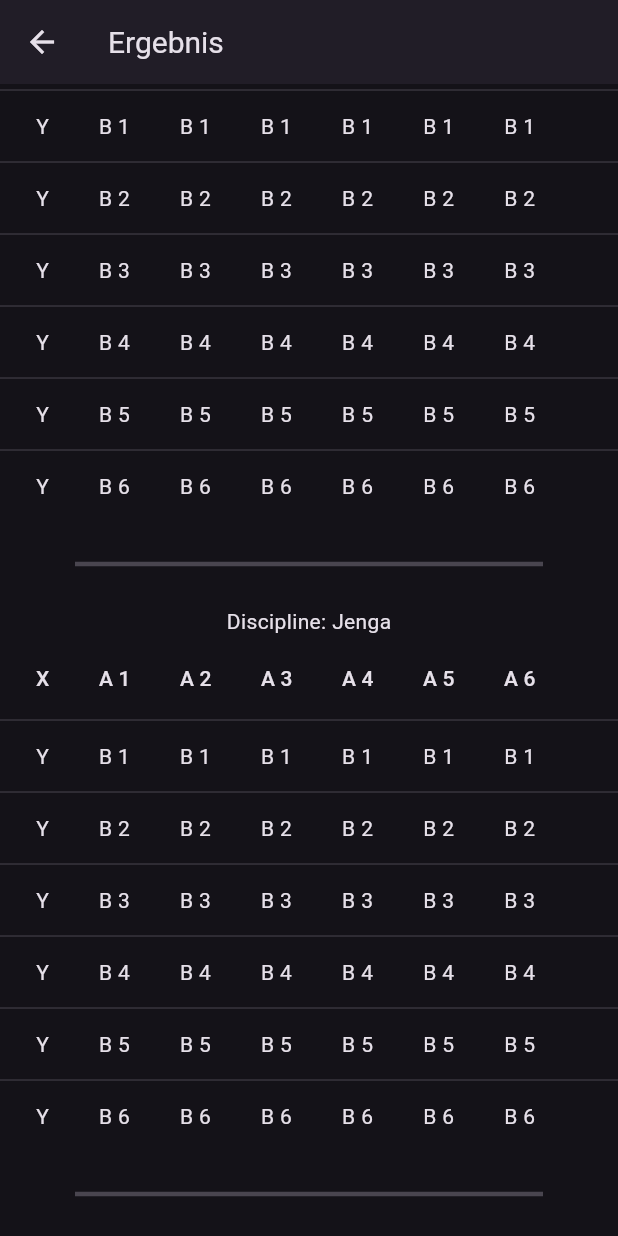
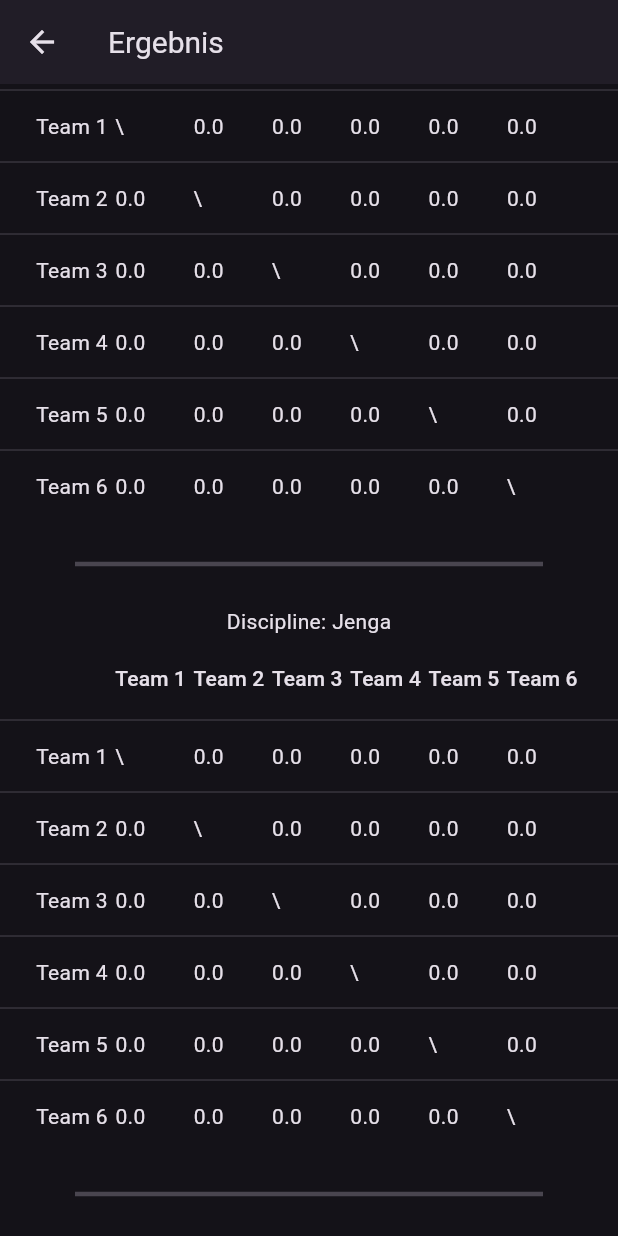
Before and after one commit to PhoenixFlyy/MiniOlympiade, a Flutter app: the ResultScreen screen opened directly, scrolled down 1772 dp, on a phone screen of 412 x 824 dp. Run offline on Flutter 3.47's test engine with Material 2 defaults, Android fonts, the phone set to English and light mode, and no system bars; our stand-ins replace audioplayers, firebase_core, firebase_database, shared_preferences; accounts and stored records are empty.

Commit message:
DataTableByDiscipline

```diff
--- a/winter_olympiade/lib/ResultScreen.dart
+++ b/winter_olympiade/lib/ResultScreen.dart
@@ -1,4 +1,5 @@
 import 'package:flutter/material.dart';
+import 'package:winter_olympiade/utils/GetMatchDetails.dart';
 import 'package:winter_olympiade/utils/MatchDetails.dart';
 
 class ResultScreen extends StatefulWidget {
@@ -35,22 +36,57 @@ class _ResultScreenState extends State<ResultScreen> {
                     dataRowMinHeight: 40,
                     dividerThickness: 0,
                     columns: [
-                      DataColumn(label: Text("X")), // Empty column for shifting
+                      const DataColumn(label: Text("")),
                       ...List.generate(
                         amountOfPlayer,
-                        (playerNumber1) =>
-                            DataColumn(label: Text("A ${playerNumber1 + 1}")),
+                        (playerNumber1) => DataColumn(
+                            label: Text("Team ${playerNumber1 + 1}")),
                       )
                     ],
                     rows: List.generate(
                       amountOfPlayer,
                       (playerNumber2) => DataRow(
                         cells: [
-                          DataCell(Text("Y")), // Empty cell for shifting
+                          DataCell(Text("Team ${playerNumber2 + 1}")),
                           ...List.generate(
                             amountOfPlayer,
-                            (playerNumber3) =>
-                                DataCell(Text("B ${playerNumber2 + 1}")),
+                            (playerNumber3) {
+                              if (playerNumber2 == playerNumber3) {
+                                return const DataCell(
+                                    Text("\\", textAlign: TextAlign.center));
+                              }
+                              return DataCell(FutureBuilder(
+                                future:
+                                    getAllTeamPointsInDisciplineSortedByMatch(
+                                        disciplineNumber + 1,
+                                        playerNumber2 + 1),
+                                builder: (BuildContext context,
+                                    AsyncSnapshot<List<double>> snapshot) {
+                                  if (snapshot.connectionState ==
+                                      ConnectionState.waiting) {
+                                    return const CircularProgressIndicator();
+                                  } else if (snapshot.hasError) {
+                                    return const Text("ERROR");
+                                  } else {
+                                    if (snapshot.data != null) {
+                                      int shiftedIndex = playerNumber3;
+                                      if (playerNumber3 >= playerNumber2) {
+                                        shiftedIndex--;
+                                      }
+                                      return Text(sortValuesByOrder(
+                                              snapshot.data!,
+                                              getOpponentListByDisciplines(
+                                                  disciplineNumber + 1,
+                                                  playerNumber2 +
+                                                      1))[shiftedIndex]
+                                          .toString());
+                                    } else {
+                                      return Container();
+                                    }
+                                  }
+                                },
+                              ));
+                            },
                           )
                         ],
                       ),
--- a/winter_olympiade/lib/uploadresults.dart
+++ b/winter_olympiade/lib/uploadresults.dart
@@ -64,8 +64,8 @@ class _UploadResultsState extends State<UploadResults> {
 
   Widget getTeamScoreForAllRoundsText() {
     return FutureBuilder<List<double>>(
-      future:
-          getAllTeamPointsInDiscipline(selectedDiscipline, widget.teamNumber),
+      future: getAllTeamPointsInDisciplineSortedByMatch(
+          selectedDiscipline, widget.teamNumber),
       builder: (BuildContext context, AsyncSnapshot<List<double>> snapshot) {
         if (snapshot.connectionState == ConnectionState.waiting) {
           return const CircularProgressIndicator();
--- a/winter_olympiade/lib/utils/GetMatchDetails.dart
+++ b/winter_olympiade/lib/utils/GetMatchDetails.dart
@@ -73,7 +73,7 @@ int getOpponentTeamNumberByRound(int round, int teamNumber) {
 List<int> getOpponentListByDisciplines(int disciplineNumber, int teamNumber) {
   List<int> opponentsInDiscipline = [];
   for (int index = 0; index < pairings.length; index++) {
-    var match = pairings[index][disciplineNumber -1];
+    var match = pairings[index][disciplineNumber - 1];
     if (isNumberInString(match, teamNumber)) {
       var teams = match.split('-');
       if (int.tryParse(teams[0]) == teamNumber) {
@@ -101,7 +101,7 @@ Future<double> getTeamPointsInRound(int round, int teamNumber) async {
   return -2;
 }
 
-Future<List<double>> getAllTeamPointsInDiscipline(
+Future<List<double>> getAllTeamPointsInDisciplineSortedByMatch(
     int disciplineNumber, int teamNumber) async {
   List<double> summarizedPointList = [];
   for (int index = 0; index < pairings.length; index++) {
@@ -120,6 +120,18 @@ Future<List<double>> getAllTeamPointsInDiscipline(
     }
   }
   return summarizedPointList;
+}
+
+List<double> sortValuesByOrder(List<double> values, List<int> order) {
+  List<MapEntry<int, double>> indexedValues = [];
+
+  for (int i = 0; i < values.length; i++) {
+    indexedValues.add(MapEntry(order[i] - 1, values[i]));
+  }
+
+  indexedValues.sort((a, b) => a.key.compareTo(b.key));
+
+  return indexedValues.map((entry) => entry.value).toList();
 }
 
 Future<DateTime> getOlympiadeStartDateTime() async {
```
